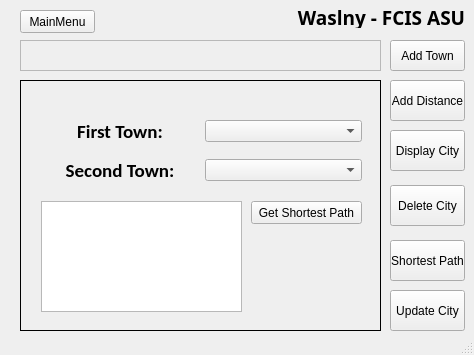
Before: the Qt Designer form citywindow.ui in MohamedAdel769/Mini-Waslny, drawn with Qt 5.
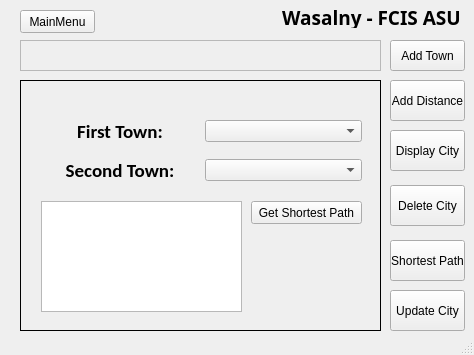
After: the same form once the commit is applied. The open tabs and pages were chosen to show the change. Icons and pictures are not drawn.

What changed in the file:
```diff
--- a/citywindow.ui
+++ b/citywindow.ui
@@ -143,9 +143,9 @@
    <widget class="QLabel" name="label">
     <property name="geometry">
      <rect>
-      <x>296</x>
+      <x>276</x>
       <y>7</y>
-      <width>171</width>
+      <width>191</width>
       <height>21</height>
      </rect>
     </property>
@@ -158,7 +158,7 @@
      </font>
     </property>
     <property name="text">
-     <string>Waslny - FCIS ASU</string>
+     <string>Wasalny - FCIS ASU</string>
     </property>
     <property name="alignment">
      <set>Qt::AlignCenter</set>
```
Left out of the diff: 8 changed lines with no effect on the pictures.
